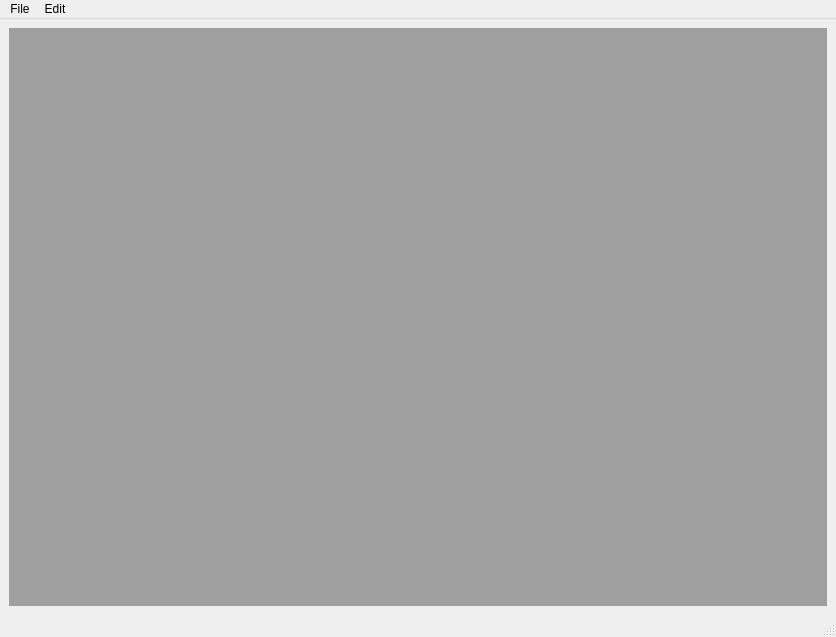
Old version of the form oat/views/ui/ui_main_window.ui in the repository Oli4/oat.
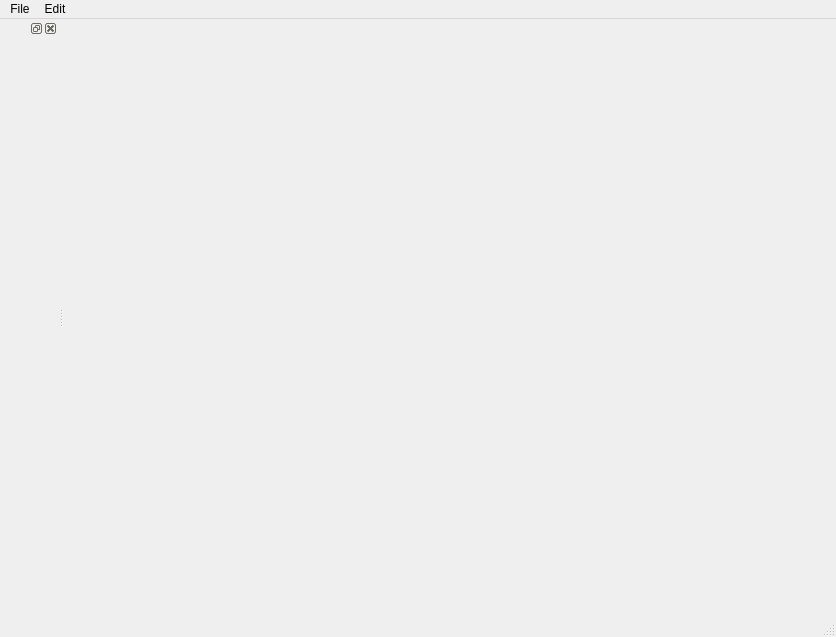
New version of the form. Icons and pictures are not drawn.

Commit message: Improvements: Dock instead of MDI Area; Toggle linked navigation with alt key

Patch:
```diff
--- a/oat/views/ui/ui_main_window.ui
+++ b/oat/views/ui/ui_main_window.ui
@@ -14,15 +14,7 @@
    <string>EyeLab</string>
   </property>
   <widget class="QWidget" name="centralwidget">
-   <layout class="QVBoxLayout" name="verticalLayout">
-    <item>
-     <widget class="QMdiArea" name="mdiArea">
-      <property name="viewMode">
-       <enum>QMdiArea::SubWindowView</enum>
-      </property>
-     </widget>
-    </item>
-   </layout>
+   <layout class="QVBoxLayout" name="verticalLayout"/>
   </widget>
   <widget class="QMenuBar" name="menubar">
    <property name="geometry">
@@ -61,6 +53,12 @@
    <addaction name="menuEdit"/>
   </widget>
   <widget class="QStatusBar" name="statusbar"/>
+  <widget class="QDockWidget" name="navigationDock">
+   <attribute name="dockWidgetArea">
+    <number>1</number>
+   </attribute>
+   <widget class="QWidget" name="navigationDockContents"/>
+  </widget>
   <action name="actionSave_as">
    <property name="text">
     <string>Save as</string>
```
Left out of the diff: 2 changed lines with no effect on the pictures. The commit also changes 6 other files.
